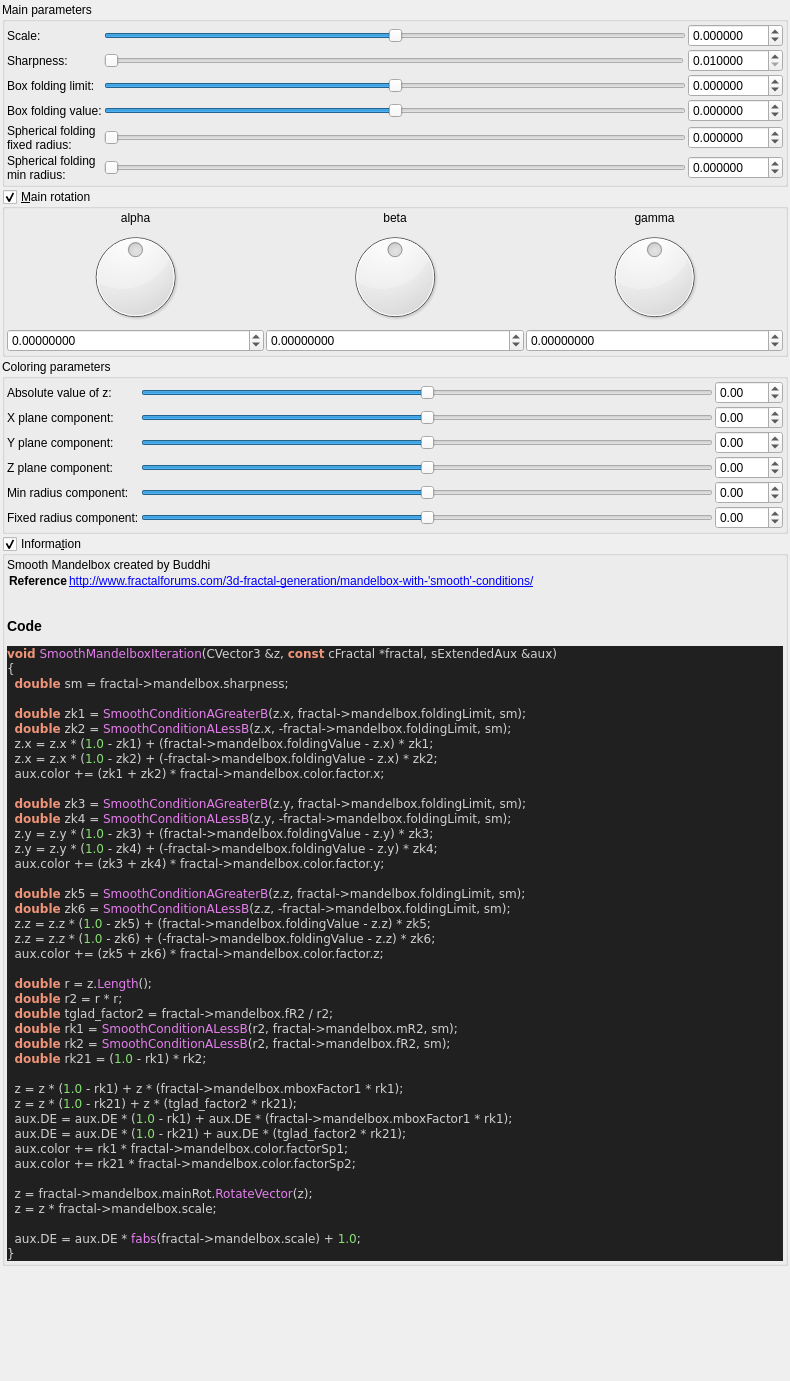
This is mandelbulber2/qt_data/fractal_smooth_mandelbox.ui in buddhi1980/mandelbulber2 as Qt 5 draws it before an edit. The edited form follows.
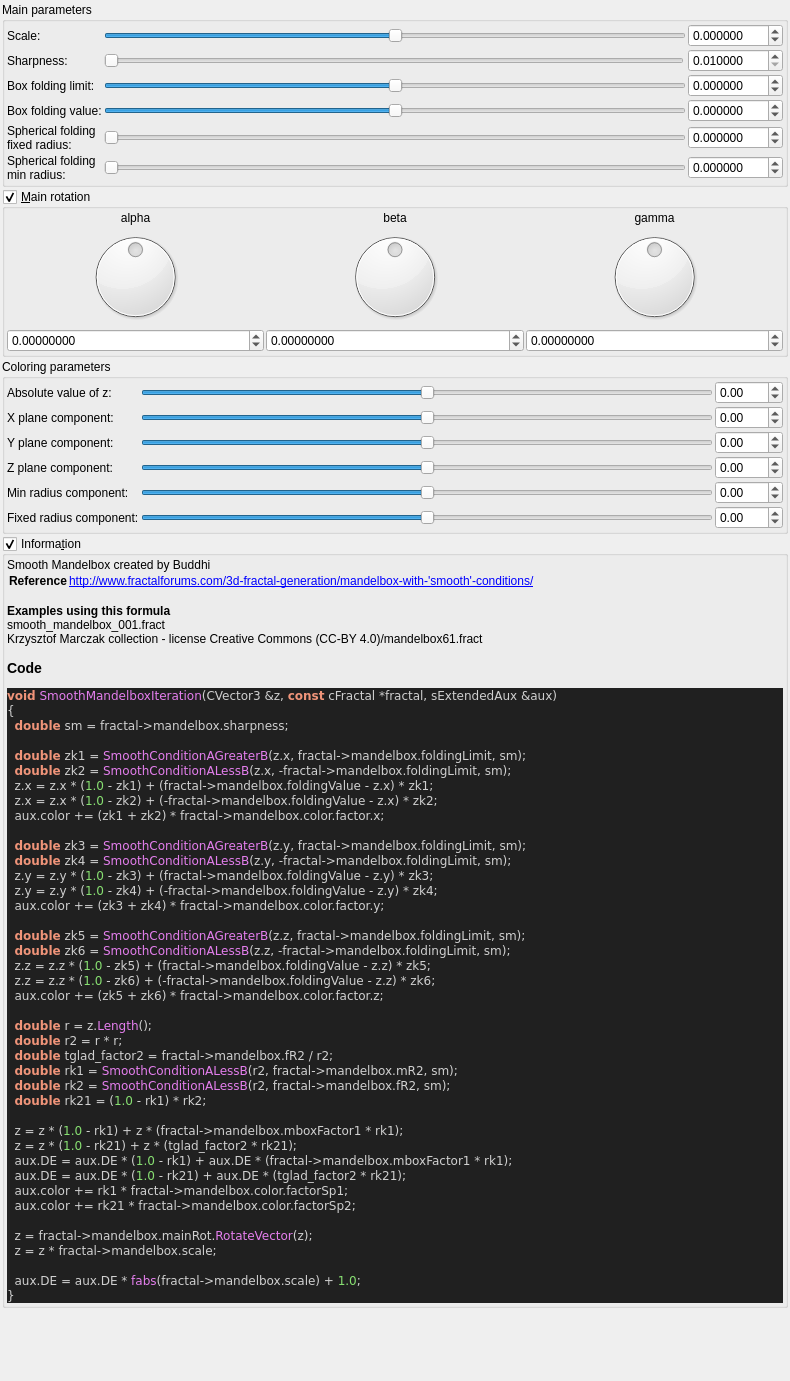
This is the edited form. Custom widgets are drawn as their Qt base class.

Commit message:
ui information - added example occurrences
now every formula, which is used in an example file, will display a list
of the example files in the information box. A maximum of 5 occurences is
displayed.
The script also outputs, which formulas do not yet have any example
files.

The edit to the form file:
```diff
--- a/mandelbulber2/qt_data/fractal_smooth_mandelbox.ui
+++ b/mandelbulber2/qt_data/fractal_smooth_mandelbox.ui
@@ -998,7 +998,7 @@
 &lt;tr&gt;&lt;th&gt;Reference&lt;/th&gt;&lt;td&gt;&lt;a href=&quot;http://www.fractalforums.com/3d-fractal-generation/mandelbox-with-'smooth'-conditions/&quot;&gt;http://www.fractalforums.com/3d-fractal-generation/mandelbox-with-'smooth'-conditions/&lt;br&gt;
 &lt;/td&gt;&lt;/tr&gt;
 &lt;/table&gt;
-&lt;h3&gt;Code&lt;/h3&gt;
+&lt;b&gt;Examples using this formula&lt;/b&gt;&lt;br&gt;smooth_mandelbox_001.fract&lt;br&gt;Krzysztof Marczak collection - license Creative Commons (CC-BY 4.0)/mandelbox61.fract&lt;h3&gt;Code&lt;/h3&gt;
 &lt;body style=&quot;background-color:#202020&quot;&gt;
 &lt;pre style=&quot;color:#d0d0d0; background-color:#202020;  font-family:'Courier New',monospace;&quot;&gt;&lt;span style=&quot;color:#f09479; font-weight:bold&quot;&gt;void&lt;/span&gt; &lt;span style=&quot;color:#e47eed&quot;&gt;SmoothMandelboxIteration&lt;/span&gt;&lt;span style=&quot;color:#d0d0d0&quot;&gt;(&lt;/span&gt;CVector3 &lt;span style=&quot;color:#d0d0d0&quot;&gt;&amp;amp;&lt;/span&gt;z&lt;span style=&quot;color:#d0d0d0&quot;&gt;,&lt;/span&gt; &lt;span style=&quot;color:#f09479; font-weight:bold&quot;&gt;const&lt;/span&gt; cFractal &lt;span style=&quot;color:#d0d0d0&quot;&gt;*&lt;/span&gt;fractal&lt;span style=&quot;color:#d0d0d0&quot;&gt;,&lt;/span&gt; sExtendedAux &lt;span style=&quot;color:#d0d0d0&quot;&gt;&amp;amp;&lt;/span&gt;aux&lt;span style=&quot;color:#d0d0d0&quot;&gt;)&lt;/span&gt;
 &lt;span style=&quot;color:#d0d0d0&quot;&gt;{&lt;/span&gt;
```
The commit also changes 59 other files.
